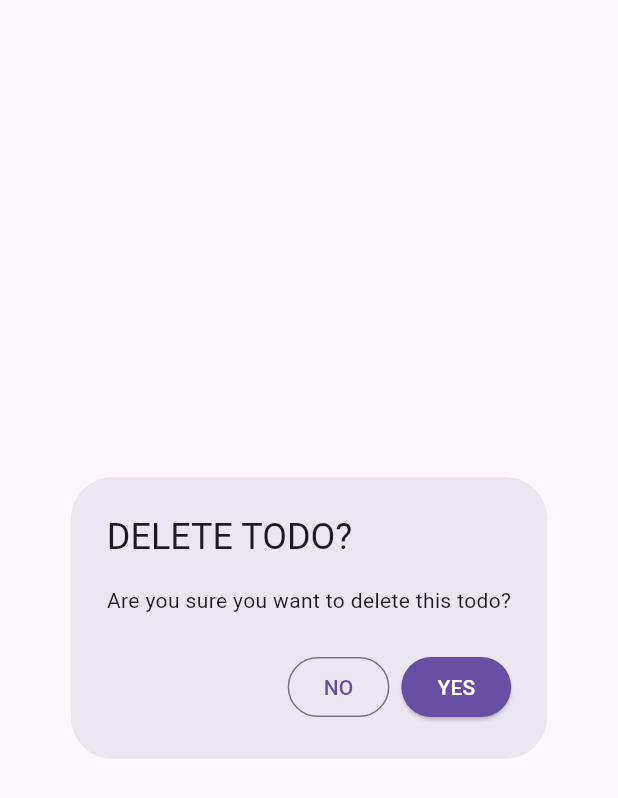
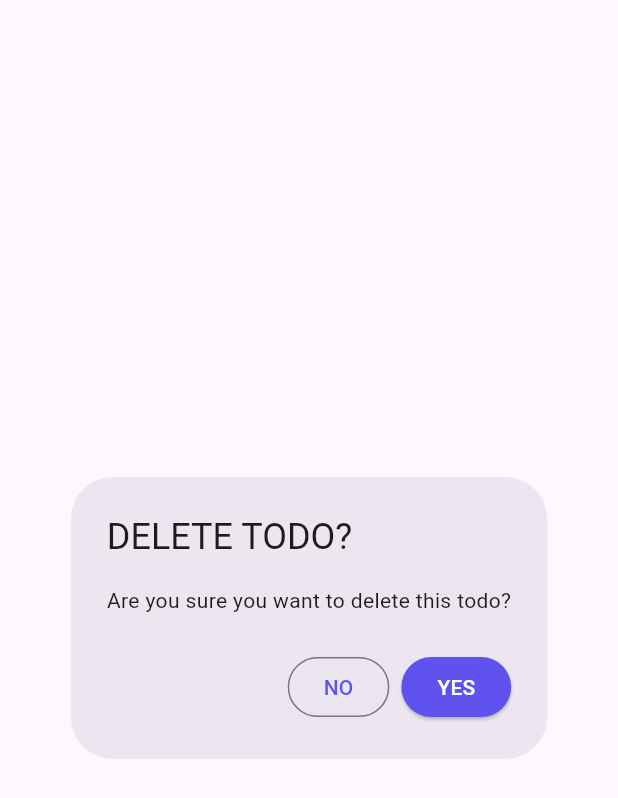
Before and after one commit to max-programming/todo_app_flutter, a Flutter app: the DeleteConfirmation widget shown alone on an empty page, opened directly with empty values, on a phone screen of 412 x 824 dp. Shown: the top 798 px of the screen. Run offline on Flutter 3.47's test engine with Material 2 defaults, Android fonts, the phone set to English and light mode, and no system bars; our stand-ins replace fluttertoast.

Commit message:
Add theme colors

```diff
--- a/lib/widgets/delete_confirmation.dart
+++ b/lib/widgets/delete_confirmation.dart
@@ -1,4 +1,5 @@
 import 'package:flutter/material.dart';
+import 'package:todo_app/constants/colors.dart';
 
 class DeleteConfirmation extends StatelessWidget {
   final confirmDelete;
@@ -14,7 +15,10 @@ class DeleteConfirmation extends StatelessWidget {
           onPressed: () {
             Navigator.of(context).pop();
           },
-          child: const Text('NO'),
+          child: const Text(
+            'NO',
+            style: TextStyle(color: tdBlue),
+          ),
         ),
         ElevatedButton(
           onPressed: () {
@@ -23,7 +27,7 @@ class DeleteConfirmation extends StatelessWidget {
           },
           style: ElevatedButton.styleFrom(
             foregroundColor: Theme.of(context).colorScheme.onPrimary,
-            backgroundColor: Theme.of(context).colorScheme.primary,
+            backgroundColor: tdBlue,
           ),
           child: const Text('YES'),
         ),
```
